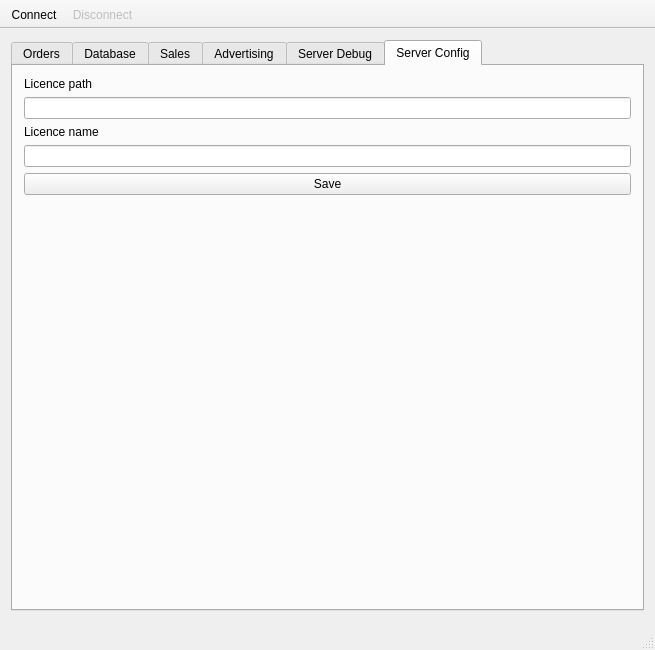
First picture: the form in admin/ui/mainwindow.ui, repository Mateus224/rotable, before the edit.
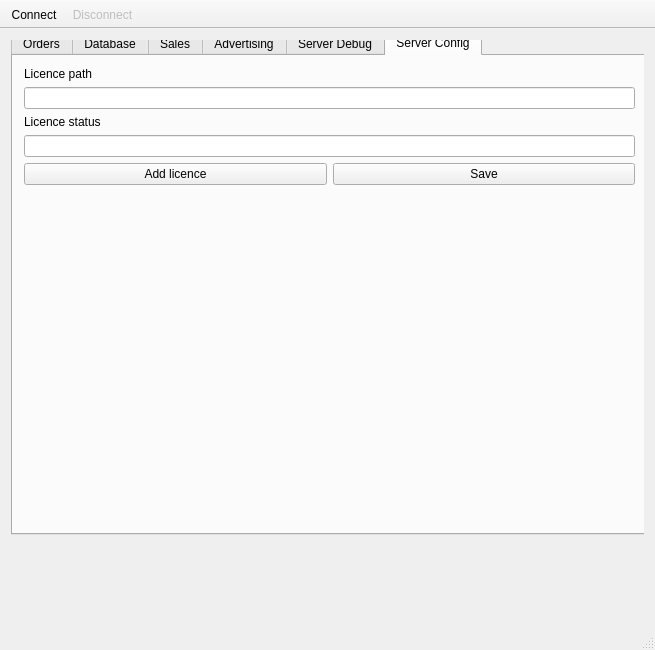
Second picture: the form after the edit. Icons and pictures are not drawn. Custom widgets are drawn as their Qt base class.

Commit message: Add new dialog to add licence, connect signals and slots

The edit to the form file:
```diff
--- a/admin/ui/mainwindow.ui
+++ b/admin/ui/mainwindow.ui
@@ -25,10 +25,25 @@
   <widget class="QWidget" name="centralWidget">
    <layout class="QVBoxLayout" name="verticalLayout_5">
     <item>
+     <widget class="QWidget" name="widget" native="true">
+      <property name="sizePolicy">
+       <sizepolicy hsizetype="Preferred" vsizetype="Preferred">
+        <horstretch>120</horstretch>
+        <verstretch>0</verstretch>
+       </sizepolicy>
+      </property>
      <widget class="QTabWidget" name="_tabWidget">
       <property name="enabled">
        <bool>true</bool>
       </property>
+       <property name="geometry">
+        <rect>
+         <x>0</x>
+         <y>-10</y>
+         <width>637</width>
+         <height>505</height>
+        </rect>
+       </property>
       <property name="sizePolicy">
        <sizepolicy hsizetype="MinimumExpanding" vsizetype="MinimumExpanding">
         <horstretch>0</horstretch>
@@ -588,12 +603,25 @@
         <item>
          <widget class="QLabel" name="label_2">
           <property name="text">
-           <string>Licence name</string>
+            <string>Licence status</string>
           </property>
          </widget>
         </item>
         <item>
-         <widget class="QLineEdit" name="lineEdit_2"/>
+          <widget class="QLineEdit" name="lineEdit_2">
+           <property name="readOnly">
+            <bool>true</bool>
+           </property>
+          </widget>
+         </item>
+         <item>
+          <layout class="QHBoxLayout" name="horizontalLayout_4">
+           <item>
+            <widget class="QPushButton" name="_toolAddLicence">
+             <property name="text">
+              <string>Add licence</string>
+             </property>
+            </widget>
         </item>
         <item>
          <widget class="QPushButton" name="pushButton">
@@ -602,6 +630,8 @@
           </property>
          </widget>
         </item>
+          </layout>
+         </item>
         <item>
          <spacer name="verticalSpacer">
           <property name="orientation">
@@ -618,15 +648,6 @@
        </layout>
       </widget>
      </widget>
-    </item>
-    <item>
-     <widget class="QWidget" name="widget" native="true">
-      <property name="sizePolicy">
-       <sizepolicy hsizetype="Preferred" vsizetype="Preferred">
-        <horstretch>120</horstretch>
-        <verstretch>0</verstretch>
-       </sizepolicy>
-      </property>
      </widget>
     </item>
    </layout>
```
Lines whose indentation alone changed are shown as unchanged. The commit also changes 5 other files.
